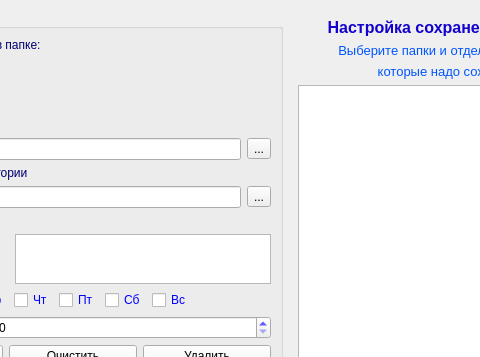
The window that save_setup.ui (LeonidBolshakov/Save) describes before a commit, drawn with Qt 5; both pictures show x 146 to 626 and y 0 to 357 of the 1100 by 600 pixel window.
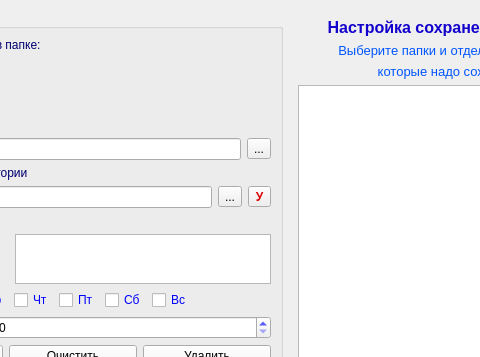
The same window after the commit.

Patch:
```diff
--- a/save_setup.ui
+++ b/save_setup.ui
@@ -297,6 +297,56 @@
            </property>
           </widget>
          </item>
+         <item>
+          <widget class="QToolButton" name="toolButton_work_directory_d">
+           <property name="palette">
+            <palette>
+             <active>
+              <colorrole role="ButtonText">
+               <brush brushstyle="SolidPattern">
+                <color alpha="255">
+                 <red>223</red>
+                 <green>0</green>
+                 <blue>0</blue>
+                </color>
+               </brush>
+              </colorrole>
+             </active>
+             <inactive>
+              <colorrole role="ButtonText">
+               <brush brushstyle="SolidPattern">
+                <color alpha="255">
+                 <red>223</red>
+                 <green>0</green>
+                 <blue>0</blue>
+                </color>
+               </brush>
+              </colorrole>
+             </inactive>
+             <disabled>
+              <colorrole role="ButtonText">
+               <brush brushstyle="SolidPattern">
+                <color alpha="255">
+                 <red>120</red>
+                 <green>120</green>
+                 <blue>120</blue>
+                </color>
+               </brush>
+              </colorrole>
+             </disabled>
+            </palette>
+           </property>
+           <property name="font">
+            <font>
+             <weight>75</weight>
+             <bold>true</bold>
+            </font>
+           </property>
+           <property name="text">
+            <string>У</string>
+           </property>
+          </widget>
+         </item>
         </layout>
        </item>
        <item>
```
